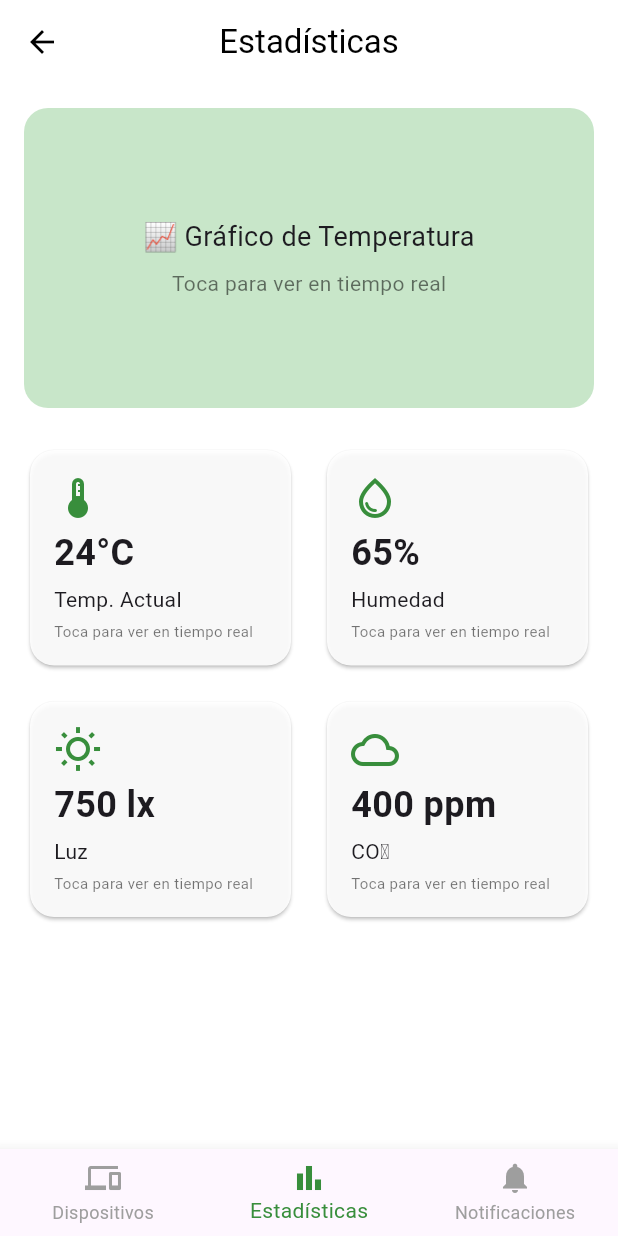
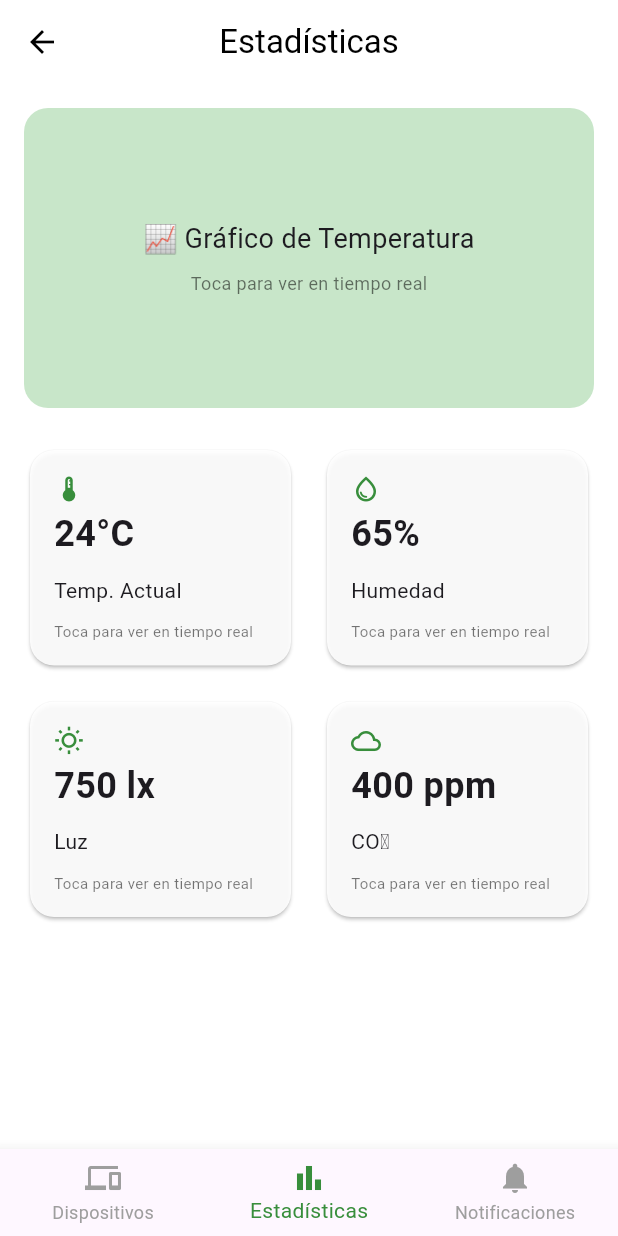
Before and after one commit to Jeffrey-7101/lab-pe-04-flutter, a Flutter app: the DashboardScreen screen opened by its route, on a phone screen of 412 x 824 dp. Run offline on Flutter 3.47's test engine with Material 3 defaults, Android fonts, the phone set to English and light mode, and no system bars; our stand-ins replace firebase_auth, firebase_core, fl_chart; accounts and stored records are empty.

Commit message:
fix: fix overflow in statistics_screen

```diff
--- a/lib/services/device_service.dart
+++ b/lib/services/device_service.dart
@@ -1,6 +1,5 @@
 import 'dart:async';
 import 'dart:math';
-// import '../models/device.dart';
 import '../models/device_item.dart';
 import '../models/sensor.dart';
 
@@ -15,7 +14,6 @@ class DeviceService {
     return _devices;
   }
 
-  // Simula un stream de datos de sensores en tiempo real
   Stream<List<Sensor>> getSensorData(String deviceId) {
     final random = Random();
     return Stream.periodic(const Duration(seconds: 1), (_) {
--- a/lib/services/sensor_service.dart
+++ b/lib/services/sensor_service.dart
@@ -3,7 +3,6 @@ import 'dart:math';
 import '../models/sensor.dart';
 
 class SensorService {
-  // Simula un stream de datos de sensores en tiempo real
   Stream<List<Sensor>> getSensorData() {
     final random = Random();
     return Stream.periodic(const Duration(seconds: 1), (_) {
--- a/lib/views/statistics/statistics_screen.dart
+++ b/lib/views/statistics/statistics_screen.dart
@@ -58,7 +58,7 @@ class DashboardScreen extends StatelessWidget {
                       SizedBox(height: 8),
                       Text(
                         'Toca para ver en tiempo real',
-                        style: TextStyle(fontSize: 14, color: Colors.black54),
+                        style: TextStyle(fontSize: 12, color: Colors.black54),
                       ),
                     ],
                   ),
@@ -147,9 +147,9 @@ class _MetricCard extends StatelessWidget {
           padding: const EdgeInsets.all(16),
           child: Column(
             crossAxisAlignment: CrossAxisAlignment.start,
+            mainAxisAlignment: MainAxisAlignment.spaceBetween,
             children: [
-              Icon(metric.icon, size: 32, color: Colors.green.shade700),
-              const Spacer(),
+              Icon(metric.icon, size: 20, color: Colors.green.shade700),
               Text(
                 metric.value,
                 style: const TextStyle(
```
